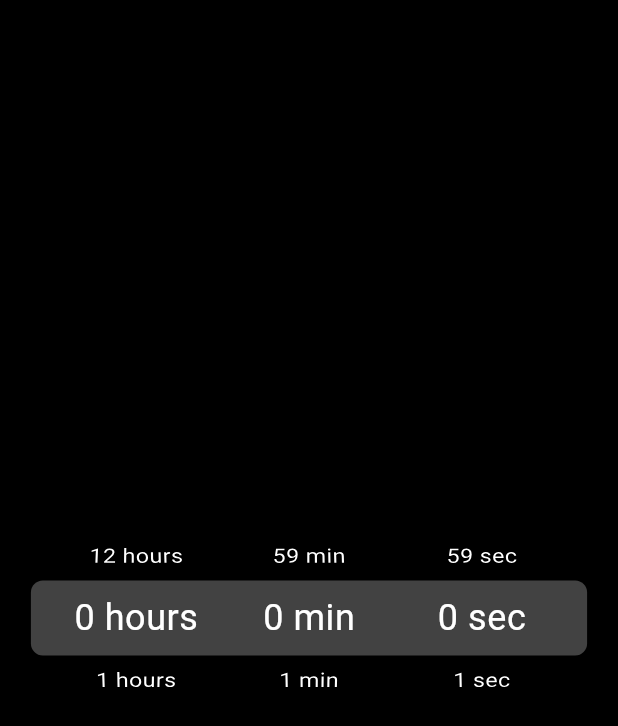
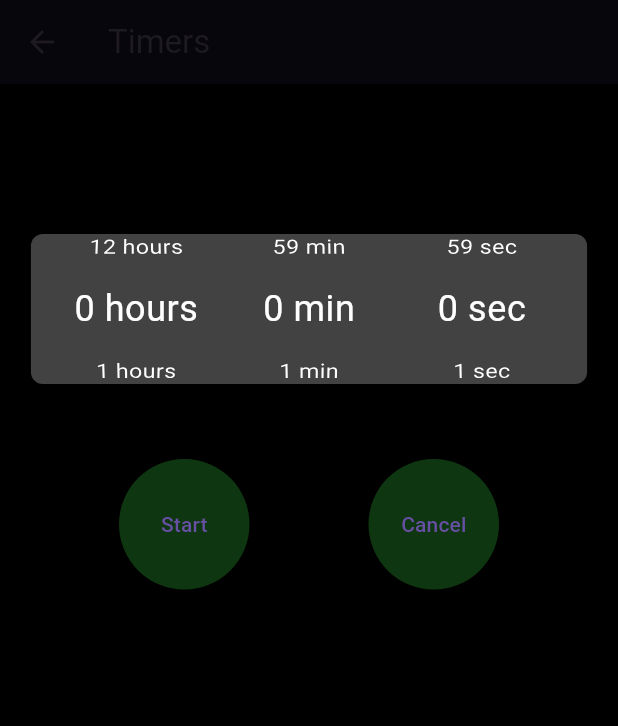
Before and after one commit to muhammadharoon26/Apple-Alarm-App-Clone-Project, a Flutter app: the TimersPageState screen opened directly, on a phone screen of 412 x 824 dp. Shown: the top 726 px of the screen. Run offline on Flutter 3.47's test engine with Material 3 defaults, Android fonts, the phone set to English and light mode, and no system bars; our stand-ins replace font_awesome_flutter.

Commit message:
`Refactor timer page layout and add start and cancel buttons`
`Refactor timer page layout and add start and cancel buttons`

```diff
--- a/apple_clone_alarm_project/lib/main.dart
+++ b/apple_clone_alarm_project/lib/main.dart
@@ -45,7 +45,7 @@ class _MyHomePageState extends State<MyHomePage> {
             _selectedIndex = index;
           });
         },
-        children: const [
+        children: [
           WorldClock(),
           AlarmPage(),
           MyStopwatch(),
--- a/apple_clone_alarm_project/lib/stopwatch.dart
+++ b/apple_clone_alarm_project/lib/stopwatch.dart
@@ -147,7 +147,7 @@ class _MyStopwatchState extends State<MyStopwatch> {
           children: [
             Text(
               _elapsedTimeString,
-              style: const TextStyle(color: Colors.white, fontSize: 60.0),
+              style: const TextStyle(color: Color.fromARGB(255, 255, 255, 255), fontSize: 60.0),
             ),
             const SizedBox(height: 20.0),
             Row(
--- a/apple_clone_alarm_project/lib/timer.dart
+++ b/apple_clone_alarm_project/lib/timer.dart
@@ -39,38 +39,73 @@ class _TimersPageState extends State<TimersPageState> {
   final List<String> minutes = List.generate(60, (index) => '$index min');
   final List<String> seconds = List.generate(60, (index) => '$index sec');
 
+  void _startTimer() {}
   @override
   Widget build(BuildContext context) {
     return Scaffold(
       backgroundColor: Colors.black,
-      body: Center(
-        child: Stack(
-          alignment: Alignment.center,
+      appBar: AppBar(
+        title: const Text('Timers'),
+        backgroundColor: Colors.black,
+      ),
+      body: Column(
+        // crossAxisAlignment: CrossAxisAlignment.center,
         children: [
           // Single gray background behind magnified items
-            Container(
-              width: MediaQuery.of(context).size.width * 0.9, // Adjust width as needed
-              height: 50, // Adjust height to match magnified area
+          const SizedBox(
+            height: 100,
+          ),
+          Center(
+            child: Container(
+              width: MediaQuery.of(context).size.width *
+                  0.9, // Adjust width as needed
+              height: 100, // Adjust height to match magnified area
               decoration: BoxDecoration(
                 color: Colors.grey[800],
                 borderRadius: BorderRadius.circular(8),
               ),
-            ),
-            // Row of time wheels
-            SizedBox(
-              width: MediaQuery.of(context).size.width * 0.9, // Adjust width as needed
-              height: 100, // Adjust height as needed
+              child: SizedBox(
+                width: MediaQuery.of(context).size.width *
+                    0.9, // Adjust width as needed
+                height: 200, // Adjust height as needed
                 child: Row(
                   mainAxisAlignment: MainAxisAlignment.spaceEvenly,
+                  // alignment: Alignment.center,
                   children: [
                     _buildTimeWheel(hours),
                     _buildTimeWheel(minutes),
                     _buildTimeWheel(seconds),
+                    // SizedBox(height: 20,),
                   ],
                 ),
               ),
+            ),
+          ),
+          SizedBox(height: 50),
+          Row(mainAxisAlignment: MainAxisAlignment.spaceEvenly, children: [
+            TextButton(
+                onPressed: _startTimer,
+                style: ElevatedButton.styleFrom(
+                  backgroundColor: const Color.fromARGB(170, 21, 81, 25),
+                  padding: EdgeInsets.zero,
+                  minimumSize: const Size(87, 87),
+                  maximumSize: const Size(87, 87),
+                  shape: const CircleBorder(),
+                ),
+                child: Text('Start')),
+            TextButton(
+                onPressed: _startTimer,
+                style: ElevatedButton.styleFrom(
+                  backgroundColor: const Color.fromARGB(170, 21, 81, 25),
+                  padding: EdgeInsets.zero,
+                  minimumSize: const Size(87, 87),
+                  maximumSize: const Size(87, 87),
+                  shape: const CircleBorder(),
+                ),
+                child: Text('Cancel')),
+          ])
+          // Row of time wheels
         ],
-        ),
       ),
     );
   }
@@ -85,17 +120,18 @@ class _TimersPageState extends State<TimersPageState> {
         useMagnifier: true,
         magnification: 1.5,
         childDelegate: ListWheelChildLoopingListDelegate(
-          children: items.map((item) => Center(
+          children: items
+              .map((item) => Center(
                     child: Text(
                       item,
                       style: const TextStyle(color: Colors.white, fontSize: 16),
                     ),
-          )).toList(),
+                  ))
+              .toList(),
         ),
       ),
     );
   }
 
-
   // Widget _buildTimersList() {}
 }
```
Lines whose indentation alone changed are shown as unchanged.
